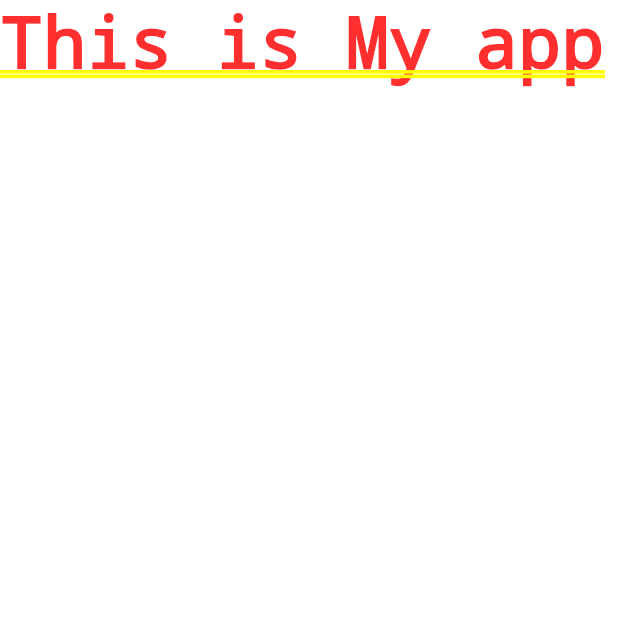
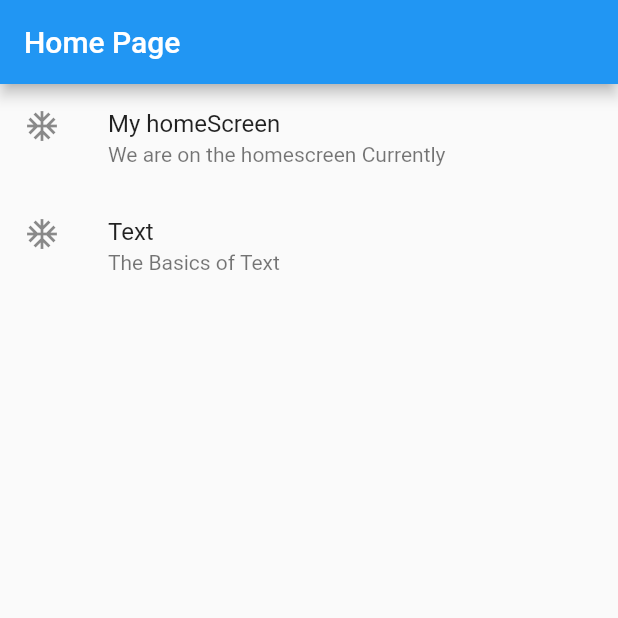
Before and after one commit to ogiki477/Flutter-first_App, a Flutter app: the screen it shows after launch, on a phone screen of 412 x 824 dp, the top half of it. Run offline on Flutter 3.47's test engine with Material 2 defaults, Android fonts, the phone set to English and light mode, and no system bars.

Commit message:
Navigating to another Screen with Muhindo

```diff
--- a/lib/main.dart
+++ b/lib/main.dart
@@ -1,3 +1,43 @@
+// import 'package:flutter/material.dart';
+
+// void main() {
+//   runApp(MyApp());
+// }
+
+// class MyApp extends StatelessWidget {
+//   @override
+//   Widget build(BuildContext context) {
+//     return MaterialApp(
+//       title: "My first flutter App",
+//       home: Scaffold(
+//         appBar: AppBar(
+//           title: Text("My Website"),
+//         ),
+//         body: ListView(
+//           children: [
+//             ListTile(
+//                onTap: () => {
+//                  Navigator.push(
+//                   context,
+//                  MaterialPageRoute(builder: (context) => Text("Second Page")),
+//                 )
+//                },
+//               leading: Icon(Icons.title),
+//               subtitle: Text("this is a subtitle of Text"),
+//               title: Text("Text"),
+//             ),
+//             ListTile(
+//               leading: Icon(Icons.redo_sharp),
+//               subtitle: Text("this is a subtitle of Container"),
+//               title: Text("Container"),
+//             ),
+//           ],
+//         ),
+//       ),
+//     );
+//   }
+// }
+import 'package:first_app/screens/text_screens.dart';
 import 'package:flutter/material.dart';
 
 void main() {
@@ -5,9 +45,54 @@ void main() {
 }
 
 class MyApp extends StatelessWidget {
+  @override
   Widget build(BuildContext context) {
     return MaterialApp(
-      home: Text("This is My app"),
+      home: HomeScreen(),
     );
   }
 }
+
+class HomeScreen extends StatefulWidget {
+  const HomeScreen({super.key});
+
+  @override
+  State<HomeScreen> createState() => _HomeScreenState();
+}
+
+class _HomeScreenState extends State<HomeScreen> {
+  @override
+  Widget build(BuildContext context) {
+    return MaterialApp(
+      home: Scaffold(
+        appBar: AppBar(
+          title: Text("Home Page"),
+        ),
+        body: ListView(
+          children: [
+            ListTile(
+              onTap: () => {
+                Navigator.push(context,
+                    MaterialPageRoute(builder: (context) => TextScreen()),
+                )
+              },
+              leading: Icon(Icons.ac_unit_sharp),
+              subtitle: Text("We are on the homescreen Currently"),
+              title: Text("My homeScreen"),
+            ),
+             ListTile(
+              onTap: () => {
+                Navigator.push(context,
+                    MaterialPageRoute(builder: (context) => TextScreen()),
+                )
+              },
+              leading: Icon(Icons.ac_unit_sharp),
+              subtitle: Text("The Basics of Text"),
+              title: Text("Text"),
+            ),
+          ],
+        ),
+      ),
+    );
+  }
+}
```
Also changed, not shown: lib/screens/text_screens.dart (added, +30 -0 lines).
